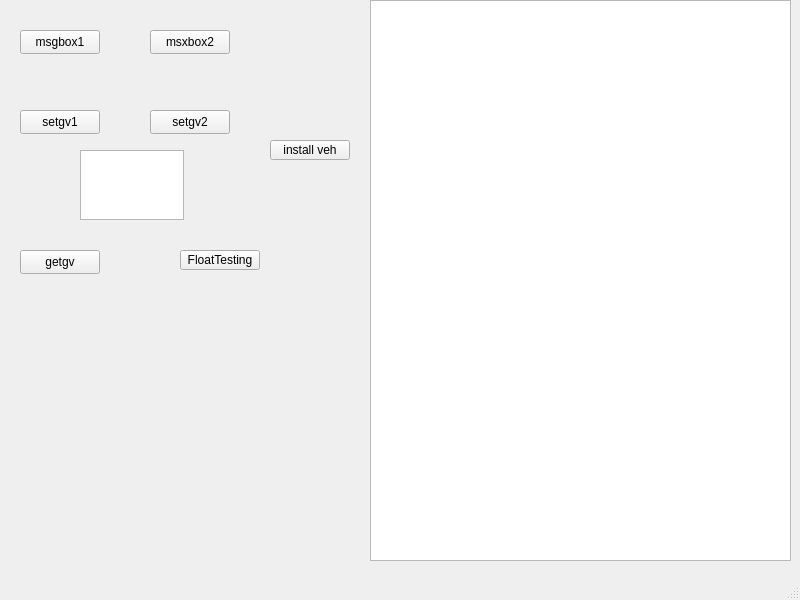
First picture: the form in mainwindow.ui, repository gmh5225/QT-TestDemo, before the edit.
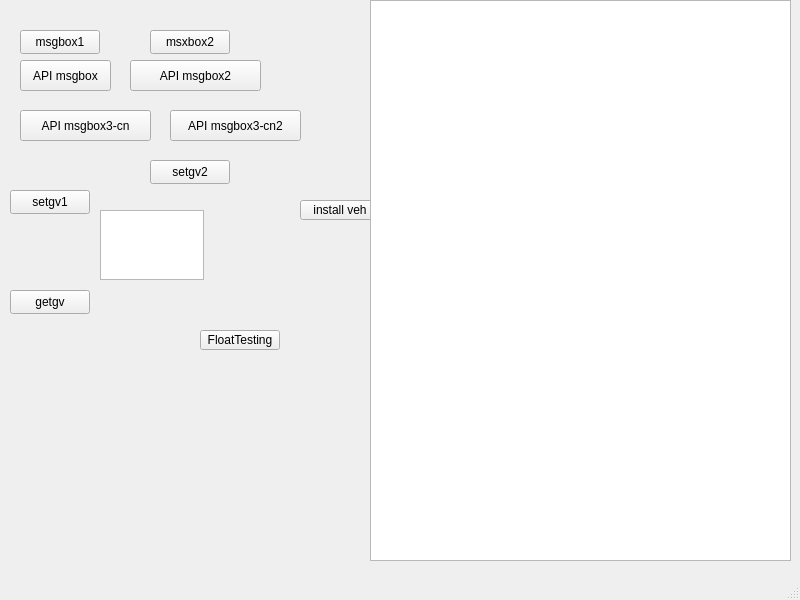
Second picture: the form after the edit.

```diff
--- a/mainwindow.ui
+++ b/mainwindow.ui
@@ -43,8 +43,8 @@
    <widget class="QPushButton" name="pushButton_3">
     <property name="geometry">
      <rect>
-      <x>20</x>
-      <y>110</y>
+      <x>10</x>
+      <y>190</y>
       <width>80</width>
       <height>24</height>
      </rect>
@@ -57,7 +57,7 @@
     <property name="geometry">
      <rect>
       <x>150</x>
-      <y>110</y>
+      <y>160</y>
       <width>80</width>
       <height>24</height>
      </rect>
@@ -69,8 +69,8 @@
    <widget class="QTextEdit" name="textEdit">
     <property name="geometry">
      <rect>
-      <x>80</x>
-      <y>150</y>
+      <x>100</x>
+      <y>210</y>
       <width>104</width>
       <height>70</height>
      </rect>
@@ -79,8 +79,8 @@
    <widget class="QPushButton" name="pushButton_5">
     <property name="geometry">
      <rect>
-      <x>20</x>
-      <y>250</y>
+      <x>10</x>
+      <y>290</y>
       <width>80</width>
       <height>24</height>
      </rect>
@@ -92,8 +92,8 @@
    <widget class="QPushButton" name="pushButton_6">
     <property name="geometry">
      <rect>
-      <x>180</x>
-      <y>250</y>
+      <x>200</x>
+      <y>330</y>
       <width>80</width>
       <height>20</height>
      </rect>
@@ -105,8 +105,8 @@
    <widget class="QPushButton" name="pushButton_7">
     <property name="geometry">
      <rect>
-      <x>270</x>
-      <y>140</y>
+      <x>300</x>
+      <y>200</y>
       <width>80</width>
       <height>20</height>
      </rect>
@@ -125,6 +125,58 @@
      </rect>
     </property>
    </widget>
+   <widget class="QPushButton" name="pushButton_8">
+    <property name="geometry">
+     <rect>
+      <x>20</x>
+      <y>60</y>
+      <width>91</width>
+      <height>31</height>
+     </rect>
+    </property>
+    <property name="text">
+     <string>API msgbox</string>
+    </property>
+   </widget>
+   <widget class="QPushButton" name="pushButton_9">
+    <property name="geometry">
+     <rect>
+      <x>130</x>
+      <y>60</y>
+      <width>131</width>
+      <height>31</height>
+     </rect>
+    </property>
+    <property name="text">
+     <string>API msgbox2</string>
+    </property>
+   </widget>
+   <widget class="QPushButton" name="pushButton_10">
+    <property name="geometry">
+     <rect>
+      <x>20</x>
+      <y>110</y>
+      <width>131</width>
+      <height>31</height>
+     </rect>
+    </property>
+    <property name="text">
+     <string>API msgbox3-cn</string>
+    </property>
+   </widget>
+   <widget class="QPushButton" name="pushButton_11">
+    <property name="geometry">
+     <rect>
+      <x>170</x>
+      <y>110</y>
+      <width>131</width>
+      <height>31</height>
+     </rect>
+    </property>
+    <property name="text">
+     <string>API msgbox3-cn2</string>
+    </property>
+   </widget>
   </widget>
   <widget class="QMenuBar" name="menubar">
    <property name="geometry">
```
Left out of the diff: 2 changed lines with no effect on the pictures.
